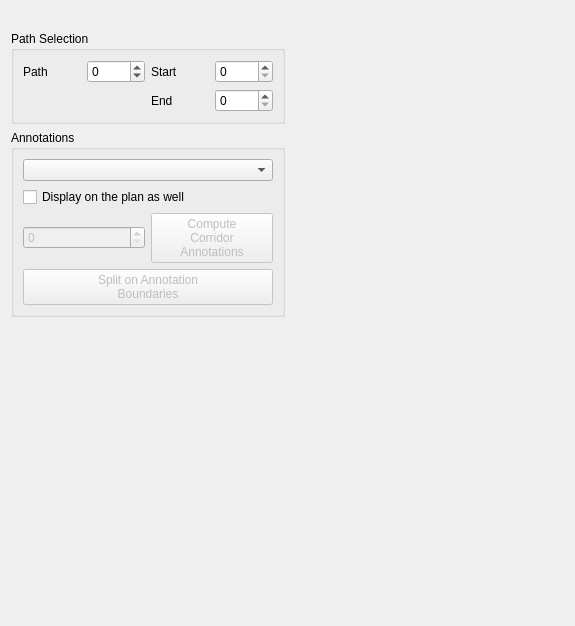
Above: scripts/corridor_planner.ui from rock-planning/planning-orogen-corridor_planner before the change. Below: the same form after it.
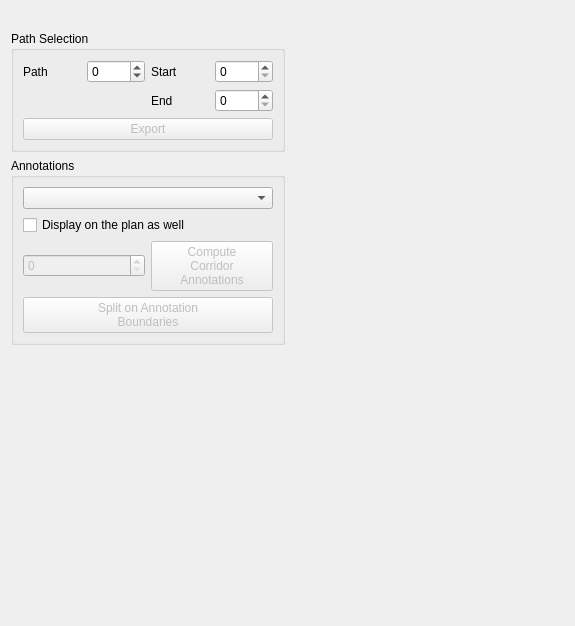
That is the form after the change. Custom widgets are drawn as their Qt base class.

Commit message:
scripts: add a button to export the current corridor in a log file
It can then be used to e.g. test the corridor follower

What changed in the file:
```diff
--- a/scripts/corridor_planner.ui
+++ b/scripts/corridor_planner.ui
@@ -78,6 +78,19 @@
         <item row="1" column="3">
          <widget class="QSpinBox" name="endIdx"/>
         </item>
+        <item row="2" column="0" colspan="4">
+         <widget class="QPushButton" name="btnExport">
+          <property name="enabled">
+           <bool>false</bool>
+          </property>
+          <property name="text">
+           <string>Export</string>
+          </property>
+          <property name="checkable">
+           <bool>false</bool>
+          </property>
+         </widget>
+        </item>
        </layout>
       </widget>
      </item>
```
The commit also changes 1 other file.
